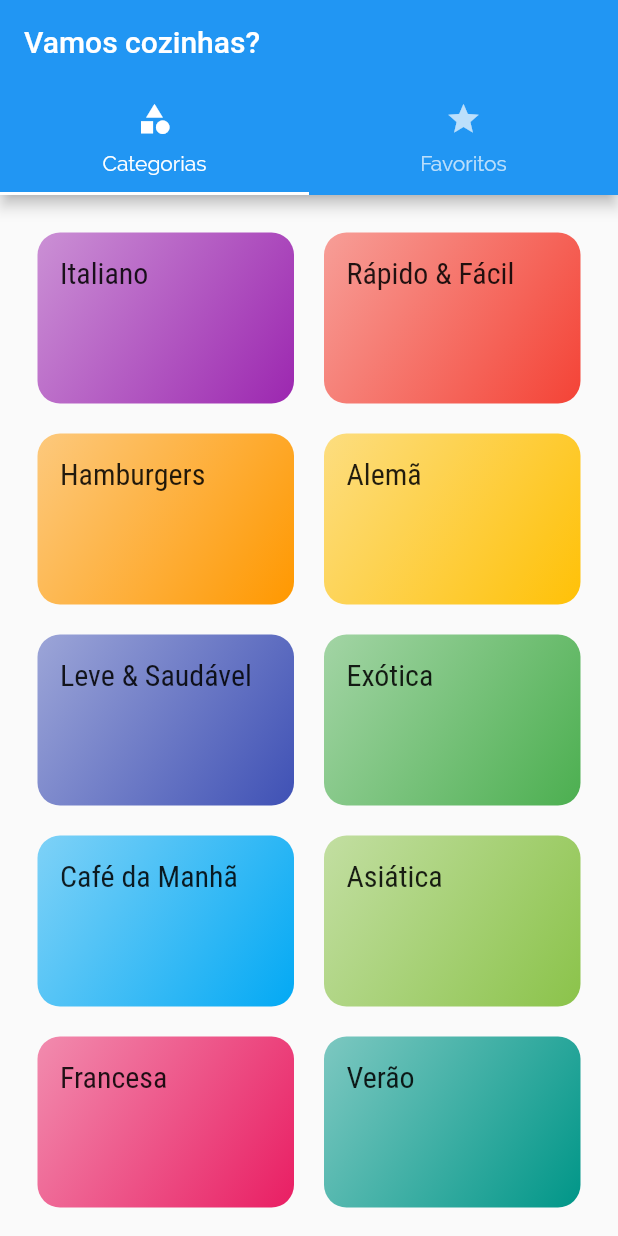
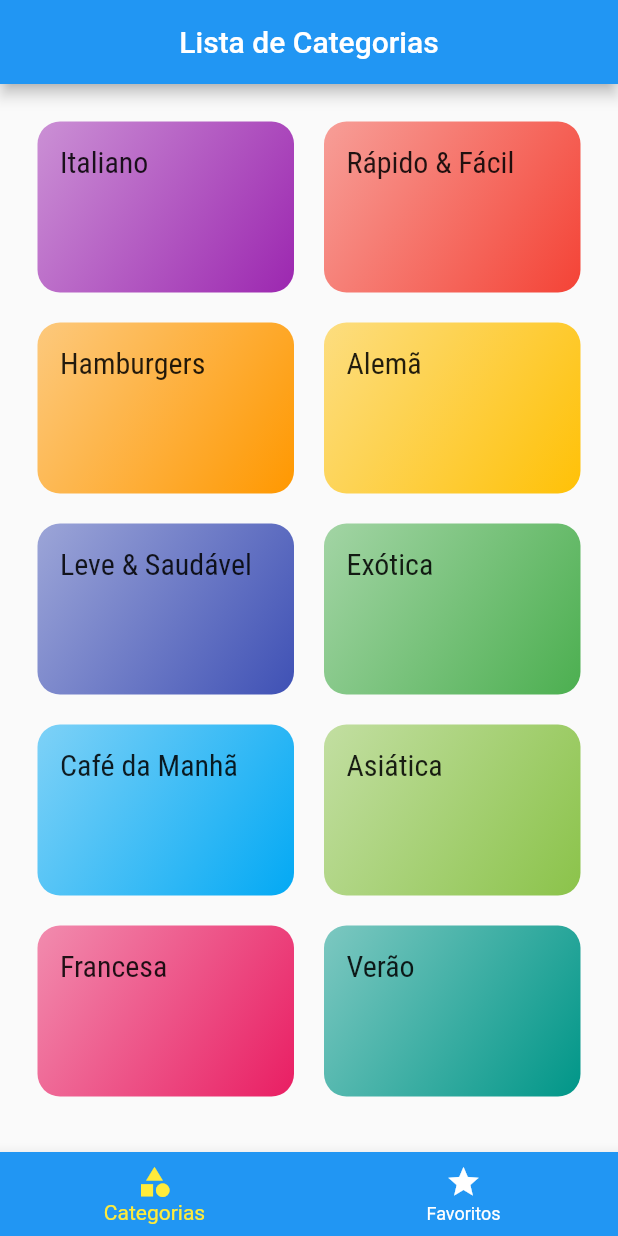
Before and after one commit to adrianoaraujo0/app_refeicoes_curso_c0d3r, a Flutter app: the screen it shows after launch, on a phone screen of 412 x 824 dp. Run offline on Flutter 3.47's test engine with Material 2 defaults, Android fonts, the light colour scheme and no system bars.

Commit message:
c.198 - Adicionando TabBar na parte inferior

```diff
--- a/lib/ui/tabs_screen.dart
+++ b/lib/ui/tabs_screen.dart
@@ -2,36 +2,53 @@ import 'package:flutter/material.dart';
 import 'package:refeicoes_curso/ui/category_screen.dart';
 import 'package:refeicoes_curso/ui/favorite_screen.dart';
 
-class TabsScreen extends StatelessWidget {
+class TabsScreen extends StatefulWidget {
   const TabsScreen({super.key});
 
   @override
+  State<TabsScreen> createState() => _TabsScreenState();
+}
+
+class _TabsScreenState extends State<TabsScreen> {
+
+  int _selectedScreenIndex = 0;
+  final List<Map<String, Object>> _screens = [
+    {"title" : "Lista de Categorias", "screen" : const CategoriesScreen()},
+    {"title" : "Meus favoritos", "screen" : const FavoriteScreen()},
+  ];
+
+  _selectScreen(int index){
+    setState(() {
+      _selectedScreenIndex = index;
+    });
+  }
+
+  @override
   Widget build(BuildContext context) {
-    return DefaultTabController(
-      length: 2,
-      child: Scaffold(
-        appBar: AppBar(
-          title: const Text("Vamos cozinhas?"),
-          bottom: const TabBar(
-            tabs: [
-              Tab(
-                icon: Icon(Icons.category),
-                text: "Categorias",
-              ),
-              Tab(
-                icon: Icon(Icons.star),
-                text: "Favoritos",
-              )
-            ]
+    return Scaffold(
+      appBar: AppBar(
+        title: Text(_screens[_selectedScreenIndex]["title"] as String),
+        centerTitle: true,
+      ),
+      body: _screens[_selectedScreenIndex]["screen"] as Widget,
+      bottomNavigationBar: BottomNavigationBar(
+        backgroundColor: Theme.of(context).primaryColor,
+        onTap: _selectScreen,
+        unselectedItemColor: Colors.white,
+        selectedItemColor: Colors.yellow,
+        currentIndex: _selectedScreenIndex,
+        type: BottomNavigationBarType.fixed,
+        items: const [
+          BottomNavigationBarItem(
+            icon: Icon(Icons.category),
+            label: "Categorias"
           ),
-        ),
-        body: const TabBarView(
-          children: [
-            CategoriesScreen(),
-            FavoriteScreen(),
-          ]
-        ),
-      )
+          BottomNavigationBarItem(
+            icon: Icon(Icons.star),
+            label: "Favoritos"
+          ),
+        ]
+      ),
     );
   }
 }
```
